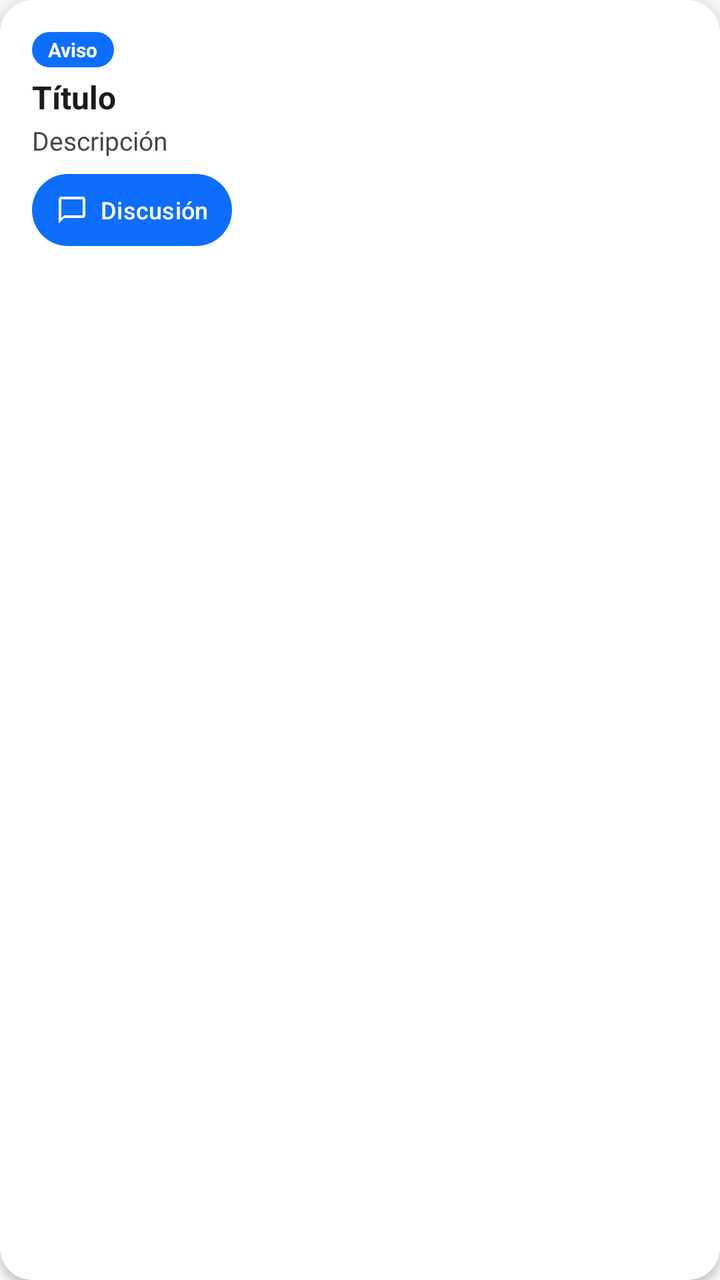
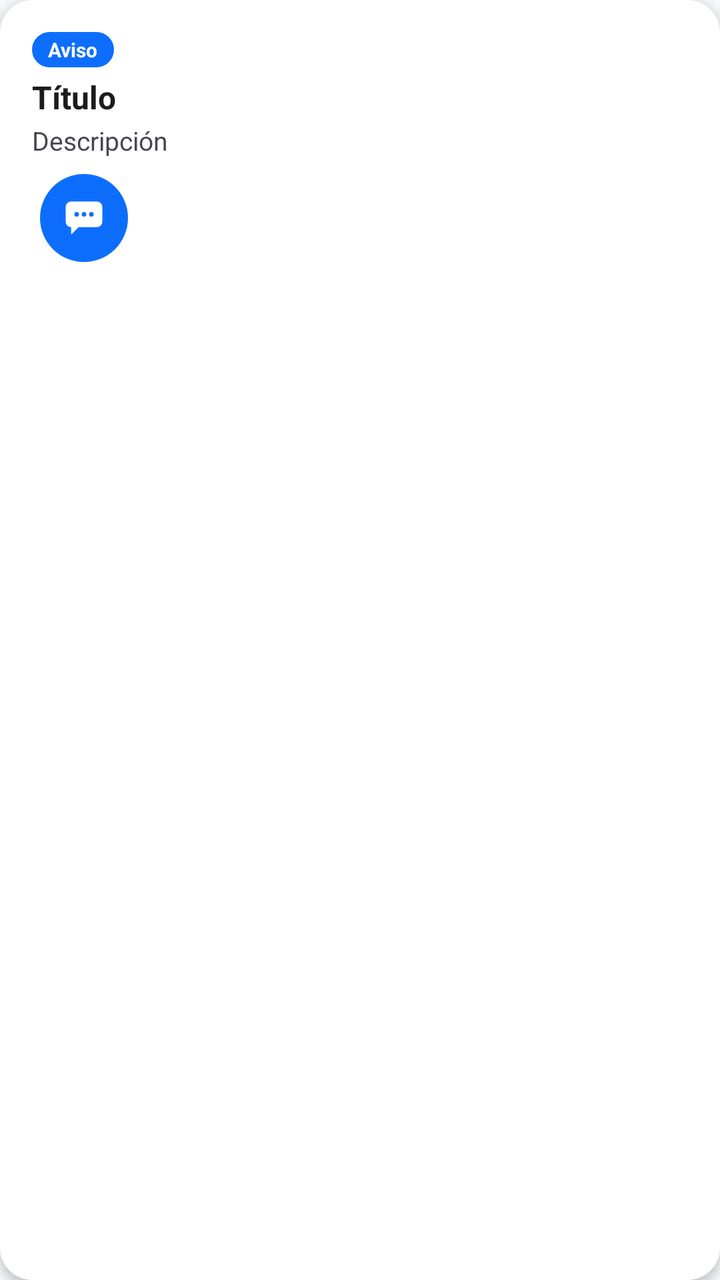

Two renders of the same Android screen: before a commit and after it. Below are the layout's source before the change and the commit's diff.
<!-- AndroidManifest.xml: application theme Theme.MyApplication -->
<!-- res/layout/item_blog_entry.xml -->
<?xml version="1.0" encoding="utf-8"?>
<androidx.cardview.widget.CardView xmlns:android="http://schemas.android.com/apk/res/android"
    xmlns:app="http://schemas.android.com/apk/res-auto"
    style="@style/Widget.Bootstrap.Card"
    android:layout_width="match_parent"
    android:layout_height="wrap_content">

    <LinearLayout
        android:layout_width="match_parent"
        android:layout_height="wrap_content"
        android:orientation="horizontal"
        android:gravity="center_vertical"
        android:padding="8dp">

        <ImageView
            android:id="@+id/ivDragHandle"
            android:layout_width="32dp"
            android:layout_height="32dp"
            android:src="@drawable/ic_drag_handle"
            android:visibility="gone"
            android:layout_marginEnd="8dp"/>

        <LinearLayout
            android:layout_width="0dp"
            android:layout_height="wrap_content"
            android:layout_weight="1"
            android:orientation="vertical"
            android:padding="8dp">

            <TextView
                android:id="@+id/tvCategory"
                android:layout_width="wrap_content"
                android:layout_height="wrap_content"
                android:background="@drawable/bg_badge_primary"
                android:paddingHorizontal="8dp"
                android:paddingVertical="2dp"
                android:text="Aviso"
                android:textColor="@color/white"
                android:textSize="10sp"
                android:textStyle="bold" />

            <TextView
                android:id="@+id/tvTitle"
                android:layout_width="wrap_content"
                android:layout_height="wrap_content"
                android:layout_marginTop="4dp"
                android:text="Título"
                android:textColor="?android:attr/textColorPrimary"
                android:textSize="16sp"
                android:textStyle="bold" />

            <TextView
                android:id="@+id/tvContent"
                android:layout_width="match_parent"
                android:layout_height="wrap_content"
                android:layout_marginTop="2dp"
                android:text="Descripción"
                android:textColor="?android:attr/textColorSecondary"
                android:textSize="13sp" />

            <TextView
                android:id="@+id/btnReadMore"
                android:layout_width="wrap_content"
                android:layout_height="wrap_content"
                android:layout_marginTop="4dp"
                android:text="Ver más"
                android:textColor="?attr/colorPrimary"
                android:textSize="13sp"
                android:textStyle="bold"
                android:visibility="gone"/>

            <LinearLayout
                android:layout_width="match_parent"
                android:layout_height="wrap_content"
                android:layout_marginTop="8dp"
                android:orientation="horizontal"
                android:gravity="center_vertical">

                <com.google.android.material.button.MaterialButton
                    android:id="@+id/btnDiscussion"
                    style="@style/Widget.Material3.Button.TonalButton"
                    android:layout_width="wrap_content"
                    android:layout_height="36dp"
                    android:text="Discusión"
                    android:textSize="12sp"
                    android:textAllCaps="false"
                    app:cornerRadius="18dp"
                    app:icon="@drawable/ic_chat"
                    app:iconSize="16dp"
                    app:iconGravity="textStart"
                    app:iconPadding="6dp"
                    android:textColor="@color/white"
                    app:iconTint="@color/white"
                    app:backgroundTint="?attr/colorPrimary"
                    android:paddingHorizontal="12dp"
                    android:insetTop="0dp"
                    android:insetBottom="0dp"/>

                <View
                    android:layout_width="0dp"
                    android:layout_height="0dp"
                    android:layout_weight="1"/>

                <LinearLayout
                    android:id="@+id/layoutAdminActions"
                    android:layout_width="wrap_content"
                    android:layout_height="wrap_content"
                    android:orientation="horizontal"
                    android:gravity="center_vertical"
                    android:visibility="gone">

                    <com.google.android.material.button.MaterialButton
                        android:id="@+id/btnEdit"
                        style="@style/Widget.Material3.Button.TonalButton"
                        android:layout_width="44dp"
                        android:layout_height="44dp"
                        android:minWidth="0dp"
                        android:minHeight="0dp"
                        android:padding="0dp"
                        android:insetTop="0dp"
                        android:insetBottom="0dp"
                        android:insetLeft="0dp"
                        android:insetRight="0dp"
                        app:cornerRadius="22dp"
                        app:icon="@drawable/ic_edit"
                        app:iconGravity="textStart"
                        app:iconPadding="0dp"
                        app:iconSize="22dp"
                        app:iconTint="@color/white"
                        app:backgroundTint="@color/bs_success"
                        android:layout_marginStart="4dp"
                        android:layout_marginEnd="4dp"
                        android:contentDescription="Editar entrada"/>

                    <com.google.android.material.button.MaterialButton
                        android:id="@+id/btnDelete"
                        style="@style/Widget.Material3.Button.TonalButton"
                        android:layout_width="44dp"
                        android:layout_height="44dp"
                        android:minWidth="0dp"
                        android:minHeight="0dp"
                        android:padding="0dp"
                        android:insetTop="0dp"
                        android:insetBottom="0dp"
                        android:insetLeft="0dp"
                        android:insetRight="0dp"
                        app:cornerRadius="22dp"
                        app:icon="@drawable/ic_delete"
                        app:iconGravity="textStart"
                        app:iconPadding="0dp"
                        app:iconSize="22dp"
                        app:iconTint="@color/white"
                        app:backgroundTint="@color/bs_danger"
                        android:layout_marginStart="4dp"
                        android:layout_marginEnd="4dp"
                        android:contentDescription="Eliminar entrada"/>
                </LinearLayout>
            </LinearLayout>

        </LinearLayout>
    </LinearLayout>
</androidx.cardview.widget.CardView>
<!-- resources referenced by this layout -->
<resources>
  <color name="bs_danger">#dc3545</color>
  <color name="bs_success">#198754</color>
  <color name="white">#FFFFFFFF</color>
  <!-- drawable bg_badge_primary (drawable) -->
  <?xml version="1.0" encoding="utf-8"?>
  <shape xmlns:android="http://schemas.android.com/apk/res/android">
      <solid android:color="?attr/colorPrimary" />
      <corners android:radius="10dp" />
  </shape>
  <!-- drawable ic_chat (drawable) -->
  <?xml version="1.0" encoding="utf-8"?>
  <vector xmlns:android="http://schemas.android.com/apk/res/android"
      android:width="24dp"
      android:height="24dp"
      android:viewportWidth="24"
      android:viewportHeight="24">
      <path
          android:fillColor="@android:color/white"
          android:pathData="M20,2H4C2.9,2 2,2.9 2,4v18l4,-4h14c1.1,0 2,-0.9 2,-2V4C22,2.9 21.1,2 20,2zM20,16H6l-2,2V4h16V16z"/>
  </vector>
  <!-- drawable ic_drag_handle (drawable) -->
  <vector xmlns:android="http://schemas.android.com/apk/res/android"
      android:width="24dp"
      android:height="24dp"
      android:viewportWidth="24"
      android:viewportHeight="24">
      <path
          android:fillColor="#888888"
          android:pathData="M20,9H4v2h16V9zM20,13H4v2h16V13z" />
  </vector>
  <!-- drawable ic_edit (drawable) -->
  <vector xmlns:android="http://schemas.android.com/apk/res/android"
      android:width="24dp"
      android:height="24dp"
      android:viewportWidth="24"
      android:viewportHeight="24"
      android:tint="?attr/colorControlNormal">
      <path
          android:fillColor="@android:color/white"
          android:pathData="M3,17.25V21h3.75L17.81,9.94l-3.75,-3.75L3,17.25zM5.92,19H5v-0.92l9.06,-9.06 0.92,0.92L5.92,19zM20.71,7.04c0.39,-0.39 0.39,-1.02 0,-1.41l-2.34,-2.34c-0.2,-0.2 -0.45,-0.29 -0.71,-0.29s-0.51,0.1 -0.7,0.29l-1.83,1.83 3.75,3.75 1.83,-1.83z" />
  </vector>
  <style name="Widget.Bootstrap.Card" parent="Widget.Material3.CardView.Outlined">
          <item name="cardBackgroundColor">?attr/colorSurface</item>
          <item name="cardCornerRadius">16dp</item>
          <item name="cardElevation">3dp</item>
          <item name="strokeColor">?attr/colorPrimary</item>
          <item name="strokeWidth">2dp</item>
          <item name="android:layout_margin">8dp</item>
      </style>
  <style name="Theme.MyApplication" parent="Base.Theme.MyApplication" />
  <style name="Base.Theme.MyApplication" parent="Theme.Material3.DayNight.NoActionBar">
          <item name="colorPrimary">@color/accent_blue</item>
          <item name="colorOnPrimary">@color/white</item>
          <item name="colorSecondary">@color/bs_secondary</item>
          <item name="android:statusBarColor">@color/bs_dark</item>
          <item name="android:windowBackground">@color/bs_light</item>
          <item name="colorSurface">@color/surface_light</item>
          <item name="materialCardViewStyle">@style/Widget.Bootstrap.Card</item>
          <item name="cardViewStyle">@style/Widget.Bootstrap.Card</item>
          <item name="alertDialogTheme">@style/Theme.MyApplication.Dialog</item>
      </style>
  <color name="accent_blue">#0d6efd</color>
  <color name="bs_secondary">#6c757d</color>
  <color name="bs_dark">#212529</color>
  <color name="bs_light">#f8f9fa</color>
  <color name="surface_light">#FFFFFF</color>
  <style name="Theme.MyApplication.Dialog" parent="ThemeOverlay.Material3.MaterialAlertDialog">
          <item name="shapeAppearanceOverlay">@style/ShapeAppearance.MyApplication.Dialog</item>
      </style>
  <style name="ShapeAppearance.MyApplication.Dialog" parent="ShapeAppearance.Material3.LargeComponent">
          <item name="cornerSize">20dp</item>
      </style>
  <!-- unchanged entries left out for length: 1 -->
</resources>

<!-- the commit's change to res/layout/item_blog_entry.xml (unified diff, before → after) -->
@@ -79,22 +79,25 @@
                 <com.google.android.material.button.MaterialButton
                     android:id="@+id/btnDiscussion"
                     style="@style/Widget.Material3.Button.TonalButton"
-                    android:layout_width="wrap_content"
-                    android:layout_height="36dp"
-                    android:text="Discusión"
-                    android:textSize="12sp"
-                    android:textAllCaps="false"
-                    app:cornerRadius="18dp"
+                    android:layout_width="44dp"
+                    android:layout_height="44dp"
+                    android:minWidth="0dp"
+                    android:minHeight="0dp"
+                    android:padding="0dp"
+                    android:insetTop="0dp"
+                    android:insetBottom="0dp"
+                    android:insetLeft="0dp"
+                    android:insetRight="0dp"
+                    app:cornerRadius="22dp"
                     app:icon="@drawable/ic_chat"
-                    app:iconSize="16dp"
                     app:iconGravity="textStart"
-                    app:iconPadding="6dp"
-                    android:textColor="@color/white"
+                    app:iconPadding="0dp"
+                    app:iconSize="22dp"
                     app:iconTint="@color/white"
                     app:backgroundTint="?attr/colorPrimary"
-                    android:paddingHorizontal="12dp"
-                    android:insetTop="0dp"
-                    android:insetBottom="0dp"/>
+                    android:layout_marginStart="4dp"
+                    android:layout_marginEnd="4dp"
+                    android:contentDescription="Discusión"/>
 
                 <View
                     android:layout_width="0dp"
<!-- resource entries referenced after the edit -->
@@ -16,9 +16,15 @@
       android:height="24dp"
       android:viewportWidth="24"
       android:viewportHeight="24">
+  
+      
       <path
           android:fillColor="@android:color/white"
-          android:pathData="M20,2H4C2.9,2 2,2.9 2,4v18l4,-4h14c1.1,0 2,-0.9 2,-2V4C22,2.9 21.1,2 20,2zM20,16H6l-2,2V4h16V16z"/>
+          android:fillType="evenOdd"
+          android:pathData="M5,3h14a3,3 0 0 1 3,3v8a3,3 0 0 1 -3,3H9l-4,4v-4a3,3 0 0 1 -3,-3V6a3,3 0 0 1 3,-3z
+                            M8,8.75a1.25,1.25 0 1 0 0,2.5a1.25,1.25 0 1 0 0,-2.5z
+                            M12,8.75a1.25,1.25 0 1 0 0,2.5a1.25,1.25 0 1 0 0,-2.5z
+                            M16,8.75a1.25,1.25 0 1 0 0,2.5a1.25,1.25 0 1 0 0,-2.5z" />
   </vector>
   <!-- drawable ic_drag_handle (drawable) -->
   <vector xmlns:android="http://schemas.android.com/apk/res/android"
